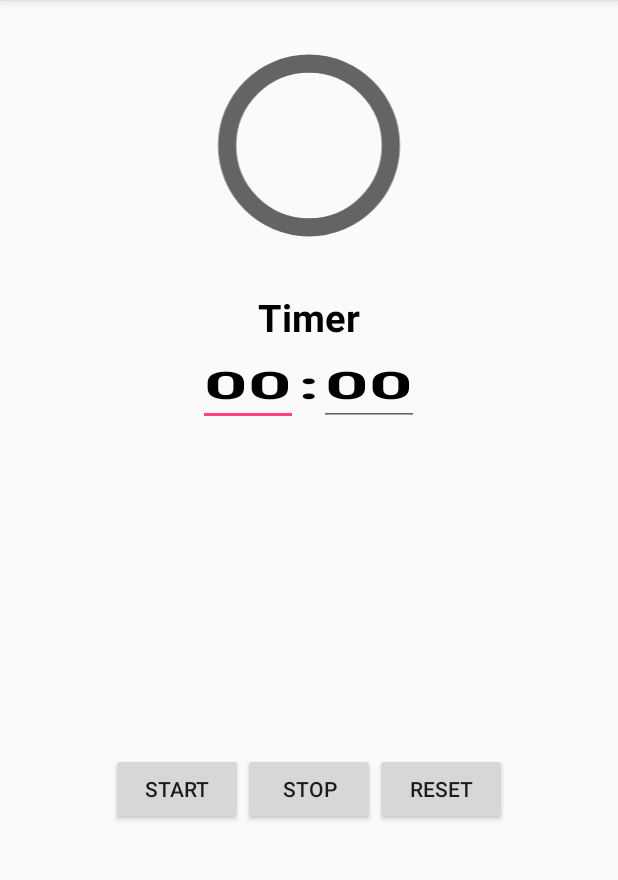
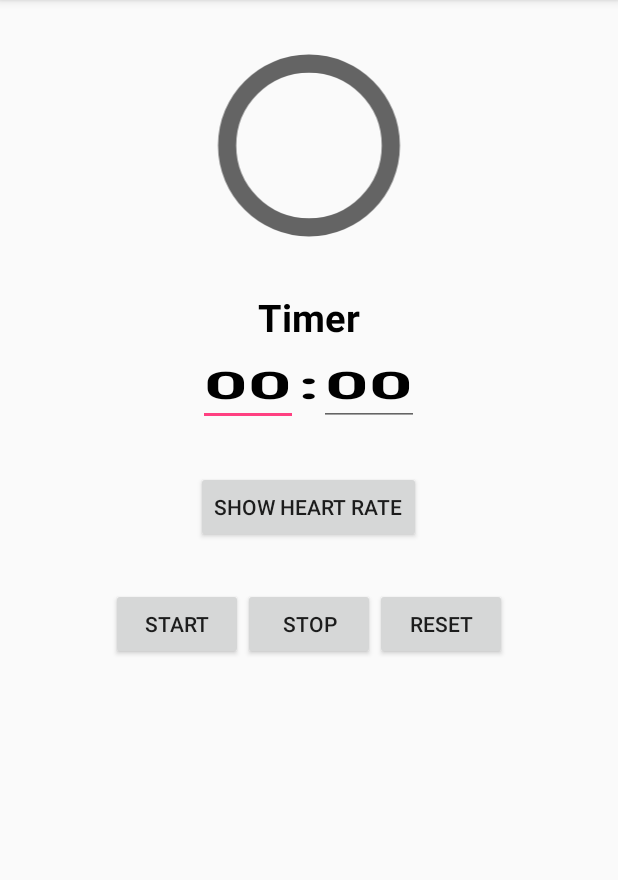
Before and after one commit to HHKANG/HILARIS-H.G, an Android app: the Detailview screen opened directly, with no data from a screen before it, on a phone screen of 412 x 824 dp, the part 84-964 px from its top. Run offline under Robolectric (Android 15) with nearby library versions, the phone set to English and light mode, and no system bars; network calls fail.

Commit message:
Merge branch 'master' of https://github.com/HHKANG/HILARIS-H.G
# Conflicts:
#	app/src/main/java/com/example/samsung/hilaris/Detailinfo.java
#	app/src/main/java/com/example/samsung/hilaris/JSON.java
#	app/src/main/java/com/example/samsung/hilaris/Simpleinfo.java

```diff
--- a/app/src/main/java/com/example/samsung/hilaris/Detailview.java
+++ b/app/src/main/java/com/example/samsung/hilaris/Detailview.java
@@ -19,6 +19,7 @@ public class Detailview extends AppCompatActivity {
     Button start;
     Button stop;
     Button reset;
+    Button show_HR;
 
     int num;
     int time;
@@ -99,11 +100,7 @@ public class Detailview extends AppCompatActivity {
             }
         });
     }
-    /**
-     * Action Bar에 메뉴를 생성
-     * @param menu
-     * @return
-     */
+
     @Override
     public boolean onCreateOptionsMenu(Menu menu){
         getMenuInflater().inflate(R.menu.logout_menu, menu);
--- a/app/src/main/res/layout/activity_detailview.xml
+++ b/app/src/main/res/layout/activity_detailview.xml
@@ -68,9 +68,23 @@
 
     <LinearLayout
         android:layout_width="wrap_content"
-        android:layout_height="match_parent"
+        android:layout_height="wrap_content"
         android:layout_gravity="center"
-        android:orientation="horizontal">
+        android:layout_marginTop="30dp">
+
+        <Button
+            android:layout_width="wrap_content"
+            android:layout_height="wrap_content"
+            android:id="@+id/HR_button"
+            android:text="show heart rate"/>
+    </LinearLayout>
+
+    <LinearLayout
+        android:layout_width="wrap_content"
+        android:layout_height="wrap_content"
+        android:layout_gravity="center"
+        android:orientation="horizontal"
+        android:layout_marginTop="30dp">
 
         <Button
             android:id="@+id/button_start"
@@ -96,5 +110,4 @@
 
     </LinearLayout>
 
-
 </LinearLayout>
```
